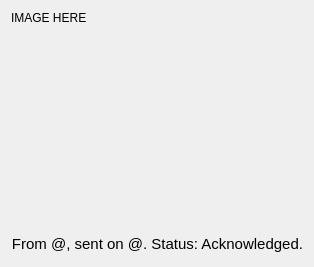
blizzard4591/openMittsu, file src/widgets/imagechatwidgetitem.ui: the form before one commit.
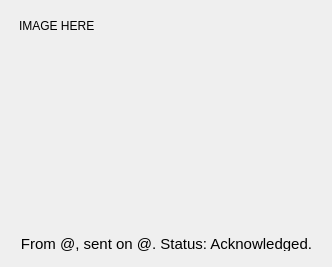
The form after the commit. Custom widgets are drawn as their Qt base class.

Commit message: Some small visual adjustments for image messages

```diff
--- a/src/widgets/imagechatwidgetitem.ui
+++ b/src/widgets/imagechatwidgetitem.ui
@@ -18,13 +18,16 @@
   </property>
   <property name="maximumSize">
    <size>
-    <width>400</width>
-    <height>425</height>
+    <width>410</width>
+    <height>435</height>
    </size>
   </property>
   <property name="windowTitle">
    <string>ImageChatWidgetItem</string>
   </property>
+  <property name="styleSheet">
+   <string notr="true">padding:5px;</string>
+  </property>
   <layout class="QVBoxLayout" name="verticalLayout">
    <property name="spacing">
     <number>0</number>
@@ -48,6 +51,9 @@
        <stylestrategy>PreferAntialias</stylestrategy>
       </font>
      </property>
+     <property name="styleSheet">
+      <string notr="true"/>
+     </property>
      <property name="text">
       <string notr="true">IMAGE HERE</string>
      </property>
@@ -57,6 +63,9 @@
      <property name="wordWrap">
       <bool>true</bool>
      </property>
+     <property name="margin">
+      <number>0</number>
+     </property>
      <property name="openExternalLinks">
       <bool>true</bool>
      </property>
```
The commit also changes 1 other file.
